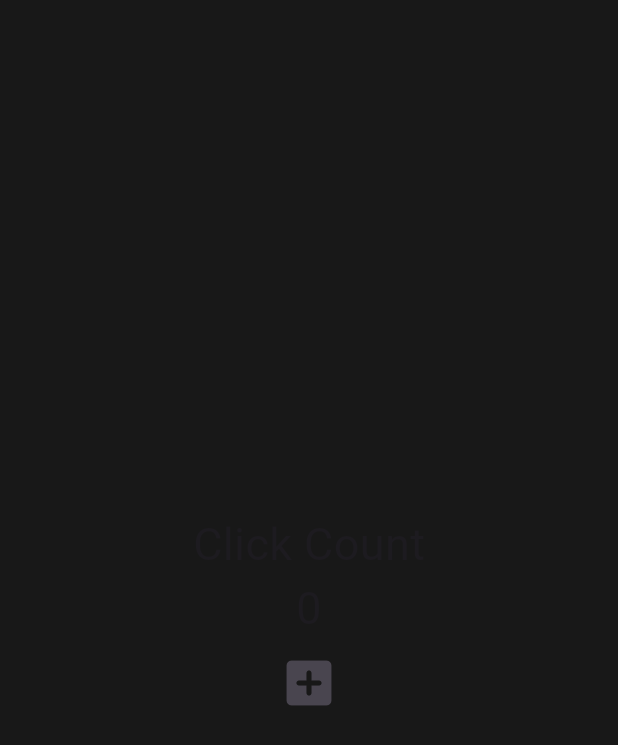
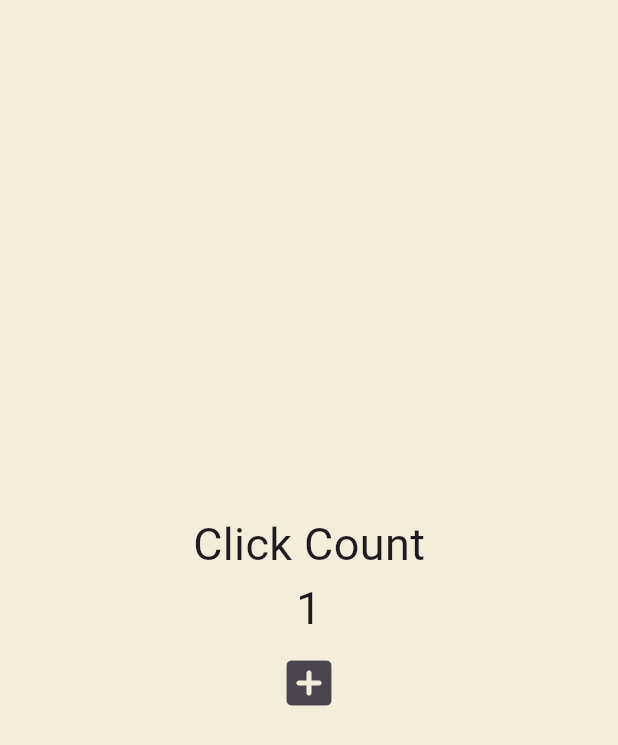
Before and after one commit to kimjihye058/2024-Flutter-Study, a Flutter app: the screen it shows after launch, after a tap on the "add box" icon, on a phone screen of 412 x 824 dp. Shown: the top 745 px of the screen. Run offline on Flutter 3.47's test engine with Material 3 defaults, Android fonts, the phone set to English and light mode, and no system bars.

```diff
--- a/lib/main.dart
+++ b/lib/main.dart
@@ -15,13 +15,18 @@ class App extends StatefulWidget {
 class _AppState extends State<App> {
   int counter = 0;
 
-  void onClicked() {}
+  void onClicked() {
+    setState(() {
+      // State클래스에게 데이터가 변경되었다고 알리는 함수
+      counter = counter + 1;
+    });
+  }
 
   @override
   Widget build(BuildContext context) {
     return MaterialApp(
       home: Scaffold(
-        backgroundColor: Color(0xFF181818),
+        backgroundColor: Color(0xFFF4EDDB),
         body: Center(
           child: Column(
             mainAxisAlignment: MainAxisAlignment.center,
```
